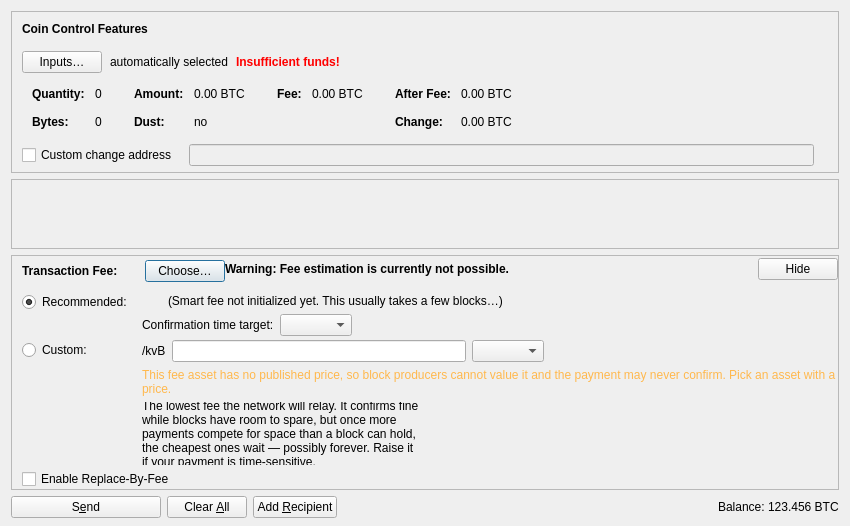
Qt form src/qt/forms/sendcoinsdialog.ui (ConcatenaLabs/Sequentia) before a commit.
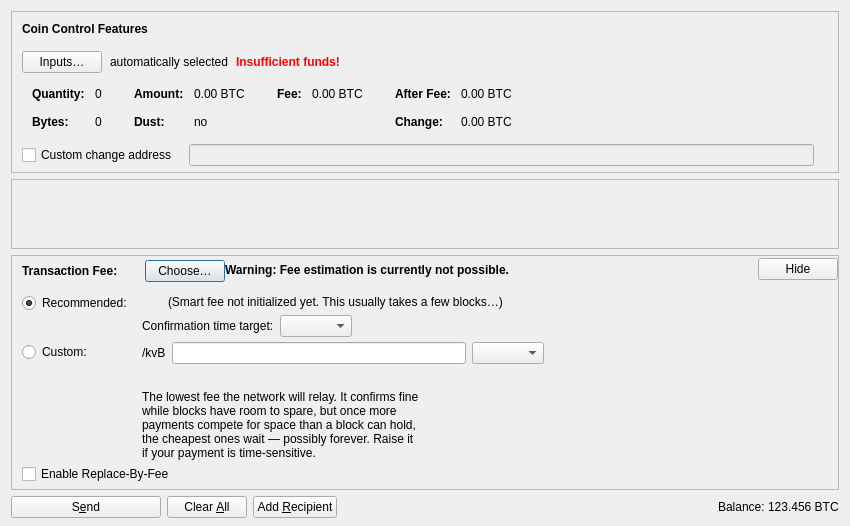
The same form after that commit. Icons and pictures are not drawn. Custom widgets are drawn as their Qt base class.

Commit message: qt: judge a fee asset by the fee whitelist, not by the price feed

What changed in the file:
```diff
--- a/src/qt/forms/sendcoinsdialog.ui
+++ b/src/qt/forms/sendcoinsdialog.ui
@@ -890,11 +890,8 @@
                  <property name="wordWrap">
                   <bool>true</bool>
                  </property>
-                 <property name="styleSheet">
-                  <string notr="true">color: #ffb84d;</string>
-                 </property>
                  <property name="text">
-                  <string>This fee asset has no published price, so block producers cannot value it and the payment may never confirm. Pick an asset with a price.</string>
+                  <string notr="true"/>
                  </property>
                 </widget>
                </item>
```
Left out of the diff: 2 changed lines with no effect on the pictures. The commit also changes 4 other files.
